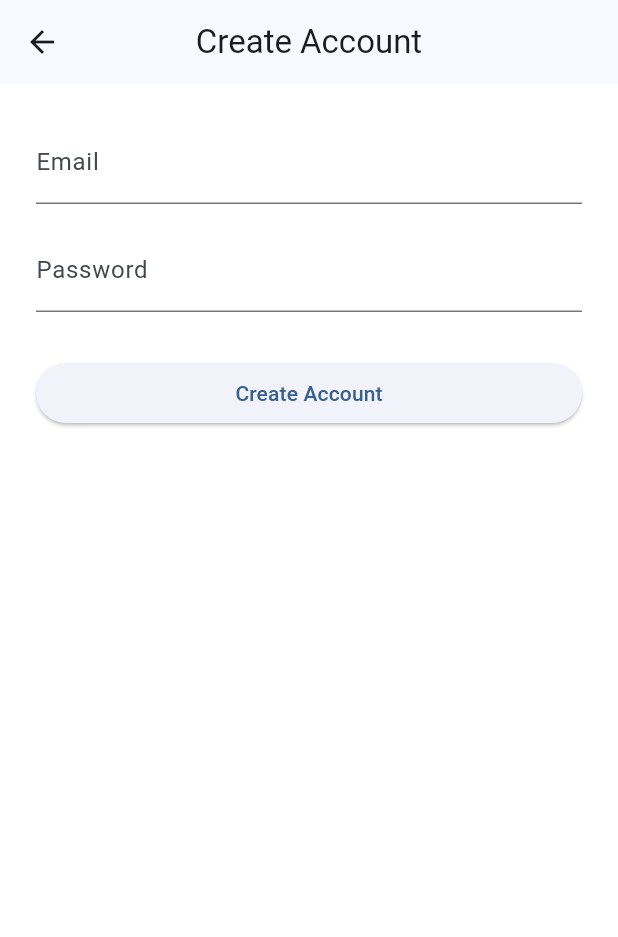
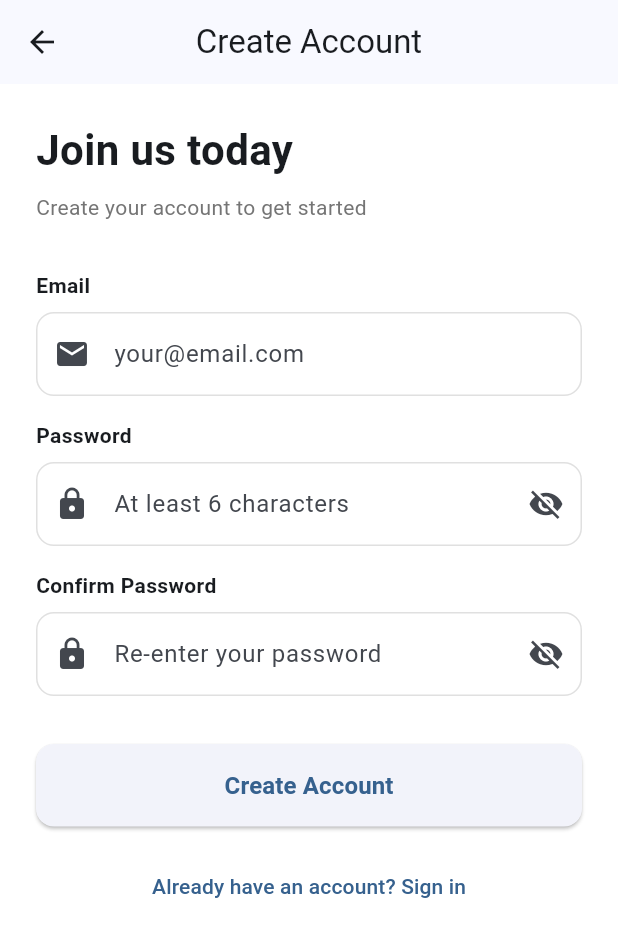
Before and after one commit to LML2026/Travel-Super-App, a Flutter app: the screen it shows after launch, after a tap on "Don't have an account? Create one", on a phone screen of 412 x 824 dp. Shown: the top 937 px of the screen. Run offline on Flutter 3.47's test engine with Material 3 defaults, Android fonts, the phone set to English and light mode, and no system bars; our stand-ins replace firebase_auth, firebase_core, go_router; accounts and stored records are empty; network calls fail.

Commit message:
feat: Production-quality authentication system
- Create auth validators (email/password/confirm password/name validation)
- Add custom form widgets:
  * AppButton: Primary button with loading state
  * AppTextField: Text field with validation feedback and error display
  * LoadingOverlay: Full-screen overlay with progress indicator
- Implement forgot password flow with email reset
- Enhance login page with:
  * Form validation using validators
  * Polished Material Design 3 UI
  * Forgot password link
  * Divider with signup option
- Enhance register page with:
  * Password confirmation field
  * Validation feedback for all fields
  * Improved UX and error handling
- Update AuthService with sendPasswordReset() method
- All auth screens now use reusable validated form components

```diff
--- a/lib/core/services/auth_service.dart
+++ b/lib/core/services/auth_service.dart
@@ -27,6 +27,12 @@ class AuthService {
     );
   }
 
+  Future<void> sendPasswordReset({
+    required String email,
+  }) {
+    return _auth.sendPasswordResetEmail(email: email);
+  }
+
   Future<void> signOut() {
     return _auth.signOut();
   }
--- /dev/null
+++ b/lib/core/validators/auth_validators.dart
@@ -0,0 +1,43 @@
+class AuthValidators {
+  static String? validateEmail(String? value) {
+    if (value == null || value.isEmpty) {
+      return 'Email is required';
+    }
+    const pattern = r'^[a-zA-Z0-9._%+-]+@[a-zA-Z0-9.-]+\.[a-zA-Z]{2,}$';
+    final regExp = RegExp(pattern);
+    if (!regExp.hasMatch(value)) {
+      return 'Enter a valid email address';
+    }
+    return null;
+  }
+
+  static String? validatePassword(String? value) {
+    if (value == null || value.isEmpty) {
+      return 'Password is required';
+    }
+    if (value.length < 6) {
+      return 'Password must be at least 6 characters';
+    }
+    return null;
+  }
+
+  static String? validateConfirmPassword(String? value, String password) {
+    if (value == null || value.isEmpty) {
+      return 'Please confirm your password';
+    }
+    if (value != password) {
+      return 'Passwords do not match';
+    }
+    return null;
+  }
+
+  static String? validateName(String? value) {
+    if (value == null || value.isEmpty) {
+      return 'Name is required';
+    }
+    if (value.length < 2) {
+      return 'Name must be at least 2 characters';
+    }
+    return null;
+  }
+}
--- /dev/null
+++ b/lib/features/auth/forgot_password_page.dart
@@ -0,0 +1,120 @@
+import 'package:flutter/material.dart';
+
+import '../../core/services/auth_service.dart';
+import '../../core/validators/auth_validators.dart';
+import '../../shared/widgets/app_button.dart';
+import '../../shared/widgets/app_text_field.dart';
+import '../../shared/widgets/loading_overlay.dart';
+
+class ForgotPasswordPage extends StatefulWidget {
+  const ForgotPasswordPage({super.key});
+
+  @override
+  State<ForgotPasswordPage> createState() => _ForgotPasswordPageState();
+}
+
+class _ForgotPasswordPageState extends State<ForgotPasswordPage> {
+  final _emailController = TextEditingController();
+  final _formKey = GlobalKey<FormState>();
+  final _auth = AuthService();
+  bool _loading = false;
+  bool _emailSent = false;
+
+  Future<void> _sendPasswordReset() async {
+    if (!_formKey.currentState!.validate()) return;
+
+    setState(() => _loading = true);
+
+    try {
+      await _auth.sendPasswordReset(email: _emailController.text.trim());
+
+      if (mounted) {
+        setState(() => _emailSent = true);
+        ScaffoldMessenger.of(context).showSnackBar(
+          const SnackBar(
+            content: Text('Password reset email sent. Check your inbox.'),
+            duration: Duration(seconds: 3),
+          ),
+        );
+      }
+    } catch (e) {
+      if (mounted) {
+        ScaffoldMessenger.of(context).showSnackBar(
+          SnackBar(content: Text(e.toString())),
+        );
+      }
+    }
+
+    if (mounted) {
+      setState(() => _loading = false);
+    }
+  }
+
+  @override
+  Widget build(BuildContext context) {
+    return LoadingOverlay(
+      isLoading: _loading,
+      child: Scaffold(
+        appBar: AppBar(
+          title: const Text('Reset Password'),
+        ),
+        body: SafeArea(
+          child: SingleChildScrollView(
+            padding: const EdgeInsets.all(24),
+            child: Column(
+              crossAxisAlignment: CrossAxisAlignment.start,
+              children: [
+                const Text(
+                  'Enter your email address',
+                  style: TextStyle(fontSize: 24, fontWeight: FontWeight.bold),
+                ),
+                const SizedBox(height: 8),
+                Text(
+                  'We\'ll send you a link to reset your password.',
+                  style: TextStyle(
+                    fontSize: 14,
+                    color: Colors.grey.shade600,
+                  ),
+                ),
+                const SizedBox(height: 32),
+                Form(
+                  key: _formKey,
+                  child: AppTextField(
+                    label: 'Email',
+                    hintText: 'your@email.com',
+                    controller: _emailController,
+                    keyboardType: TextInputType.emailAddress,
+                    prefixIcon: Icons.email,
+                    validator: AuthValidators.validateEmail,
+                    enabled: !_emailSent,
+                  ),
+                ),
+                const SizedBox(height: 32),
+                AppButton(
+                  label: _emailSent ? 'Email Sent' : 'Send Reset Link',
+                  isLoading: _loading,
+                  onPressed: _emailSent ? null : _sendPasswordReset,
+                ),
+                if (_emailSent) ...[
+                  const SizedBox(height: 16),
+                  Center(
+                    child: TextButton(
+                      onPressed: () => Navigator.pop(context),
+                      child: const Text('Back to Login'),
+                    ),
+                  ),
+                ],
+              ],
+            ),
+          ),
+        ),
+      ),
+    );
+  }
+
+  @override
+  void dispose() {
+    _emailController.dispose();
+    super.dispose();
+  }
+}
--- a/lib/features/auth/login_page.dart
+++ b/lib/features/auth/login_page.dart
@@ -1,6 +1,12 @@
 import 'package:flutter/material.dart';
 import 'package:go_router/go_router.dart';
+
 import '../../core/services/auth_service.dart';
+import '../../core/validators/auth_validators.dart';
+import '../../shared/widgets/app_button.dart';
+import '../../shared/widgets/app_text_field.dart';
+import '../../shared/widgets/loading_overlay.dart';
+import 'forgot_password_page.dart';
 import 'register_page.dart';
 
 class LoginPage extends StatefulWidget {
@@ -13,10 +19,13 @@ class LoginPage extends StatefulWidget {
 class _LoginPageState extends State<LoginPage> {
   final _emailController = TextEditingController();
   final _passwordController = TextEditingController();
+  final _formKey = GlobalKey<FormState>();
   final _auth = AuthService();
   bool _loading = false;
 
   Future<void> _login() async {
+    if (!_formKey.currentState!.validate()) return;
+
     setState(() => _loading = true);
 
     try {
@@ -43,9 +52,10 @@ class _LoginPageState extends State<LoginPage> {
 
   @override
   Widget build(BuildContext context) {
-    return Scaffold(
+    return LoadingOverlay(
+      isLoading: _loading,
+      child: Scaffold(
         body: SafeArea(
-        child: Center(
           child: SingleChildScrollView(
             padding: const EdgeInsets.all(24),
             child: ConstrainedBox(
@@ -58,7 +68,7 @@ class _LoginPageState extends State<LoginPage> {
                     size: 80,
                     color: Colors.blue,
                   ),
-                  const SizedBox(height: 16),
+                  const SizedBox(height: 24),
                   const Text(
                     'Travel Super App',
                     textAlign: TextAlign.center,
@@ -68,62 +78,79 @@ class _LoginPageState extends State<LoginPage> {
                     ),
                   ),
                   const SizedBox(height: 8),
-                  const Text(
-                    'Sign in to continue',
+                  Text(
+                    'Sign in to your account',
                     textAlign: TextAlign.center,
+                    style: TextStyle(
+                      fontSize: 14,
+                      color: Colors.grey.shade600,
+                    ),
                   ),
                   const SizedBox(height: 40),
-
-                  TextField(
+                  Form(
+                    key: _formKey,
+                    child: Column(
+                      children: [
+                        AppTextField(
+                          label: 'Email',
+                          hintText: 'your@email.com',
                           controller: _emailController,
+                          keyboardType: TextInputType.emailAddress,
+                          prefixIcon: Icons.email,
+                          validator: AuthValidators.validateEmail,
                           enabled: !_loading,
-                    decoration: InputDecoration(
-                      labelText: 'Email',
-                      prefixIcon: const Icon(Icons.email),
-                      border: OutlineInputBorder(
-                        borderRadius: BorderRadius.circular(12),
+                        ),
+                        const SizedBox(height: 16),
+                        AppTextField(
+                          label: 'Password',
+                          hintText: 'Enter your password',
+                          controller: _passwordController,
+                          obscureText: true,
+                          prefixIcon: Icons.lock,
+                          validator: AuthValidators.validatePassword,
+                          enabled: !_loading,
+                        ),
+                      ],
                     ),
                   ),
+                  const SizedBox(height: 8),
+                  Align(
+                    alignment: Alignment.centerRight,
+                    child: TextButton(
+                      onPressed: _loading
+                          ? null
+                          : () {
+                              Navigator.push(
+                                context,
+                                MaterialPageRoute(
+                                  builder: (_) => const ForgotPasswordPage(),
                                 ),
-
-                  const SizedBox(height: 20),
-
-                  TextField(
-                    controller: _passwordController,
-                    enabled: !_loading,
-                    obscureText: true,
-                    decoration: InputDecoration(
-                      labelText: 'Password',
-                      prefixIcon: const Icon(Icons.lock),
-                      border: OutlineInputBorder(
-                        borderRadius: BorderRadius.circular(12),
+                              );
+                            },
+                      child: const Text('Forgot Password?'),
                     ),
                   ),
+                  const SizedBox(height: 24),
+                  AppButton(
+                    label: 'Sign In',
+                    isLoading: _loading,
+                    onPressed: _loading ? null : _login,
                   ),
-
-                  const SizedBox(height: 30),
-
-                  ElevatedButton(
-                    onPressed: _loading ? null : _login,
-                    child: Padding(
-                      padding: const EdgeInsets.all(16),
-                      child: _loading
-                          ? const SizedBox(
-                              height: 20,
-                              width: 20,
-                              child: CircularProgressIndicator(
-                                strokeWidth: 2,
-                              ),
-                            )
-                          : const Text(
-                              'Login',
-                              style: TextStyle(fontSize: 18),
+                  const SizedBox(height: 16),
+                  Row(
+                    children: [
+                      Expanded(child: Divider(color: Colors.grey.shade300)),
+                      Padding(
+                        padding: const EdgeInsets.symmetric(horizontal: 16),
+                        child: Text(
+                          'or',
+                          style: TextStyle(color: Colors.grey.shade600),
                         ),
                       ),
+                      Expanded(child: Divider(color: Colors.grey.shade300)),
+                    ],
                   ),
-
                   const SizedBox(height: 16),
-
                   TextButton(
                     onPressed: _loading
                         ? null
@@ -135,7 +162,10 @@ class _LoginPageState extends State<LoginPage> {
                               ),
                             );
                           },
-                    child: const Text("Don't have an account? Create one"),
+                    child: const Text(
+                      'Don\'t have an account? Create one',
+                      style: TextStyle(fontSize: 16),
+                    ),
                   ),
                 ],
               ),
@@ -145,4 +175,11 @@ class _LoginPageState extends State<LoginPage> {
       ),
     );
   }
+
+  @override
+  void dispose() {
+    _emailController.dispose();
+    _passwordController.dispose();
+    super.dispose();
   }
+}
--- a/lib/features/auth/register_page.dart
+++ b/lib/features/auth/register_page.dart
@@ -1,5 +1,10 @@
 import 'package:flutter/material.dart';
+
 import '../../core/services/auth_service.dart';
+import '../../core/validators/auth_validators.dart';
+import '../../shared/widgets/app_button.dart';
+import '../../shared/widgets/app_text_field.dart';
+import '../../shared/widgets/loading_overlay.dart';
 
 class RegisterPage extends StatefulWidget {
   const RegisterPage({super.key});
@@ -11,12 +16,14 @@ class RegisterPage extends StatefulWidget {
 class _RegisterPageState extends State<RegisterPage> {
   final _emailController = TextEditingController();
   final _passwordController = TextEditingController();
-
+  final _confirmPasswordController = TextEditingController();
+  final _formKey = GlobalKey<FormState>();
   final _auth = AuthService();
-
   bool _loading = false;
 
   Future<void> _register() async {
+    if (!_formKey.currentState!.validate()) return;
+
     setState(() => _loading = true);
 
     try {
@@ -27,19 +34,16 @@ class _RegisterPageState extends State<RegisterPage> {
 
       if (mounted) {
         ScaffoldMessenger.of(context).showSnackBar(
-          const SnackBar(
-            content: Text("Registration successful!"),
-          ),
+          const SnackBar(content: Text('Registration successful!')),
         );
-
         Navigator.pop(context);
       }
     } catch (e) {
+      if (mounted) {
         ScaffoldMessenger.of(context).showSnackBar(
-        SnackBar(
-          content: Text(e.toString()),
-        ),
+          SnackBar(content: Text(e.toString())),
         );
+      }
     }
 
     if (mounted) {
@@ -49,45 +53,97 @@ class _RegisterPageState extends State<RegisterPage> {
 
   @override
   Widget build(BuildContext context) {
-    return Scaffold(
+    return LoadingOverlay(
+      isLoading: _loading,
+      child: Scaffold(
         appBar: AppBar(
-        title: const Text("Create Account"),
+          title: const Text('Create Account'),
         ),
-      body: Padding(
+        body: SafeArea(
+          child: SingleChildScrollView(
             padding: const EdgeInsets.all(24),
             child: Column(
+              crossAxisAlignment: CrossAxisAlignment.stretch,
               children: [
-            TextField(
-              controller: _emailController,
-              decoration: const InputDecoration(
-                labelText: "Email",
+                const Text(
+                  'Join us today',
+                  style: TextStyle(fontSize: 28, fontWeight: FontWeight.bold),
+                ),
+                const SizedBox(height: 8),
+                Text(
+                  'Create your account to get started',
+                  style: TextStyle(
+                    fontSize: 14,
+                    color: Colors.grey.shade600,
                   ),
                 ),
-
+                const SizedBox(height: 32),
+                Form(
+                  key: _formKey,
+                  child: Column(
+                    children: [
+                      AppTextField(
+                        label: 'Email',
+                        hintText: 'your@email.com',
+                        controller: _emailController,
+                        keyboardType: TextInputType.emailAddress,
+                        prefixIcon: Icons.email,
+                        validator: AuthValidators.validateEmail,
+                        enabled: !_loading,
+                      ),
                       const SizedBox(height: 16),
-
-            TextField(
+                      AppTextField(
+                        label: 'Password',
+                        hintText: 'At least 6 characters',
                         controller: _passwordController,
                         obscureText: true,
-              decoration: const InputDecoration(
-                labelText: "Password",
+                        prefixIcon: Icons.lock,
+                        validator: AuthValidators.validatePassword,
+                        enabled: !_loading,
+                      ),
+                      const SizedBox(height: 16),
+                      AppTextField(
+                        label: 'Confirm Password',
+                        hintText: 'Re-enter your password',
+                        controller: _confirmPasswordController,
+                        obscureText: true,
+                        prefixIcon: Icons.lock,
+                        validator: (value) =>
+                            AuthValidators.validateConfirmPassword(
+                              value,
+                              _passwordController.text,
+                            ),
+                        enabled: !_loading,
+                      ),
+                    ],
                   ),
                 ),
-
-            const SizedBox(height: 30),
-
-            SizedBox(
-              width: double.infinity,
-              child: ElevatedButton(
+                const SizedBox(height: 32),
+                AppButton(
+                  label: 'Create Account',
+                  isLoading: _loading,
                   onPressed: _loading ? null : _register,
-                child: _loading
-                    ? const CircularProgressIndicator()
-                    : const Text("Create Account"),
+                ),
+                const SizedBox(height: 16),
+                Center(
+                  child: TextButton(
+                    onPressed: _loading ? null : () => Navigator.pop(context),
+                    child: const Text('Already have an account? Sign in'),
                   ),
                 ),
               ],
             ),
           ),
+        ),
+      ),
     );
   }
+
+  @override
+  void dispose() {
+    _emailController.dispose();
+    _passwordController.dispose();
+    _confirmPasswordController.dispose();
+    super.dispose();
   }
+}
--- /dev/null
+++ b/lib/shared/widgets/app_button.dart
@@ -0,0 +1,46 @@
+import 'package:flutter/material.dart';
+
+class AppButton extends StatelessWidget {
+  final String label;
+  final VoidCallback? onPressed;
+  final bool isLoading;
+  final bool isFullWidth;
+  final ButtonStyle? style;
+
+  const AppButton({
+    super.key,
+    required this.label,
+    this.onPressed,
+    this.isLoading = false,
+    this.isFullWidth = true,
+    this.style,
+  });
+
+  @override
+  Widget build(BuildContext context) {
+    final button = ElevatedButton(
+      onPressed: isLoading ? null : onPressed,
+      style: style ??
+          ElevatedButton.styleFrom(
+            padding: const EdgeInsets.symmetric(vertical: 16),
+            shape: RoundedRectangleBorder(
+              borderRadius: BorderRadius.circular(12),
+            ),
+          ),
+      child: isLoading
+          ? const SizedBox(
+              height: 20,
+              width: 20,
+              child: CircularProgressIndicator(strokeWidth: 2),
+            )
+          : Text(
+              label,
+              style: const TextStyle(fontSize: 16, fontWeight: FontWeight.w600),
+            ),
+    );
+
+    return isFullWidth
+        ? SizedBox(width: double.infinity, child: button)
+        : button;
+  }
+}
--- /dev/null
+++ b/lib/shared/widgets/app_text_field.dart
@@ -0,0 +1,116 @@
+import 'package:flutter/material.dart';
+
+class AppTextField extends StatefulWidget {
+  final String label;
+  final String? hintText;
+  final TextInputType keyboardType;
+  final TextEditingController? controller;
+  final String? Function(String?)? validator;
+  final void Function(String)? onChanged;
+  final bool obscureText;
+  final IconData? prefixIcon;
+  final int maxLines;
+  final bool enabled;
+
+  const AppTextField({
+    super.key,
+    required this.label,
+    this.hintText,
+    this.keyboardType = TextInputType.text,
+    this.controller,
+    this.validator,
+    this.onChanged,
+    this.obscureText = false,
+    this.prefixIcon,
+    this.maxLines = 1,
+    this.enabled = true,
+  });
+
+  @override
+  State<AppTextField> createState() => _AppTextFieldState();
+}
+
+class _AppTextFieldState extends State<AppTextField> {
+  late bool _obscureText;
+  String? _errorText;
+
+  @override
+  void initState() {
+    super.initState();
+    _obscureText = widget.obscureText;
+  }
+
+  @override
+  Widget build(BuildContext context) {
+    return Column(
+      crossAxisAlignment: CrossAxisAlignment.start,
+      children: [
+        Text(
+          widget.label,
+          style: const TextStyle(
+            fontSize: 14,
+            fontWeight: FontWeight.w600,
+          ),
+        ),
+        const SizedBox(height: 8),
+        TextField(
+          controller: widget.controller,
+          keyboardType: widget.keyboardType,
+          obscureText: _obscureText,
+          maxLines: _obscureText ? 1 : widget.maxLines,
+          enabled: widget.enabled,
+          onChanged: (value) {
+            setState(() {
+              _errorText = widget.validator?.call(value);
+            });
+            widget.onChanged?.call(value);
+          },
+          decoration: InputDecoration(
+            hintText: widget.hintText,
+            prefixIcon: widget.prefixIcon != null ? Icon(widget.prefixIcon) : null,
+            suffixIcon: widget.obscureText
+                ? IconButton(
+                    icon: Icon(
+                      _obscureText ? Icons.visibility_off : Icons.visibility,
+                    ),
+                    onPressed: widget.enabled
+                        ? () {
+                            setState(() => _obscureText = !_obscureText);
+                          }
+                        : null,
+                  )
+                : null,
+            errorText: _errorText,
+            errorBorder: OutlineInputBorder(
+              borderRadius: BorderRadius.circular(12),
+              borderSide: const BorderSide(color: Colors.red),
+            ),
+            focusedErrorBorder: OutlineInputBorder(
+              borderRadius: BorderRadius.circular(12),
+              borderSide: const BorderSide(color: Colors.red, width: 2),
+            ),
+            border: OutlineInputBorder(
+              borderRadius: BorderRadius.circular(12),
+            ),
+            enabledBorder: OutlineInputBorder(
+              borderRadius: BorderRadius.circular(12),
+              borderSide: BorderSide(color: Colors.grey.shade300),
+            ),
+            disabledBorder: OutlineInputBorder(
+              borderRadius: BorderRadius.circular(12),
+              borderSide: BorderSide(color: Colors.grey.shade200),
+            ),
+            focusedBorder: OutlineInputBorder(
+              borderRadius: BorderRadius.circular(12),
+              borderSide: const BorderSide(color: Colors.blue, width: 2),
+            ),
+            contentPadding: const EdgeInsets.symmetric(
+              horizontal: 16,
+              vertical: 16,
+            ),
+          ),
+        ),
+      ],
+    );
+  }
+}
--- /dev/null
+++ b/lib/shared/widgets/loading_overlay.dart
@@ -0,0 +1,45 @@
+import 'package:flutter/material.dart';
+
+class LoadingOverlay extends StatelessWidget {
+  final bool isLoading;
+  final Widget child;
+  final String? message;
+
+  const LoadingOverlay({
+    super.key,
+    required this.isLoading,
+    required this.child,
+    this.message,
+  });
+
+  @override
+  Widget build(BuildContext context) {
+    return Stack(
+      children: [
+        child,
+        if (isLoading)
+          Container(
+            color: Colors.black.withOpacity(0.3),
+            child: Center(
+              child: Column(
+                mainAxisAlignment: MainAxisAlignment.center,
+                children: [
+                  const CircularProgressIndicator(),
+                  if (message != null) ...[
+                    const SizedBox(height: 16),
+                    Text(
+                      message!,
+                      style: const TextStyle(
+                        color: Colors.white,
+                        fontSize: 16,
+                      ),
+                    ),
+                  ],
+                ],
+              ),
+            ),
+          ),
+      ],
+    );
+  }
+}
```
Lines whose indentation alone changed are shown as unchanged.
